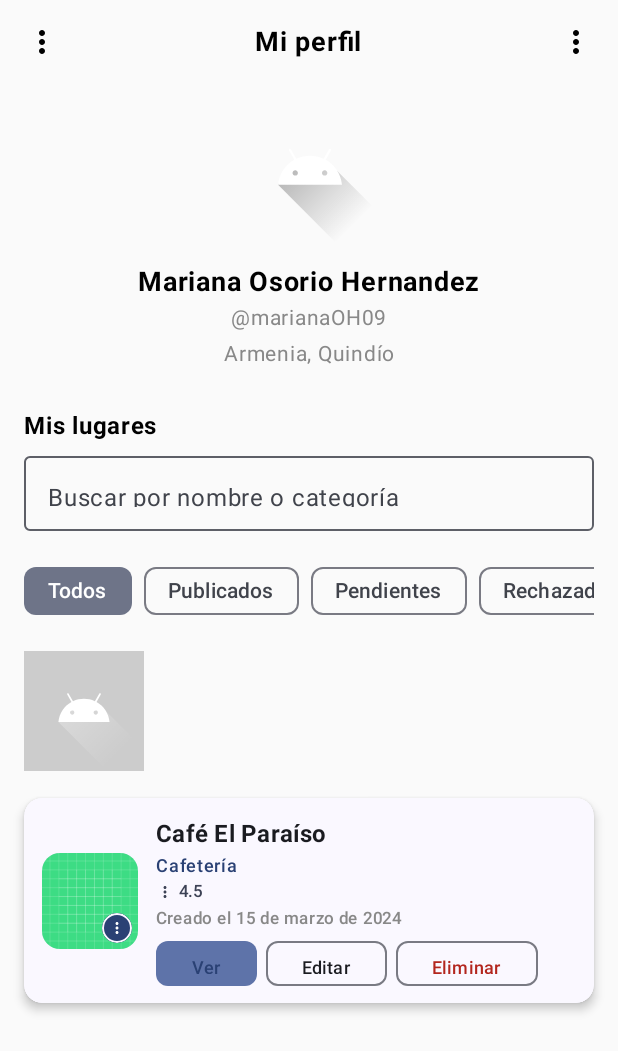
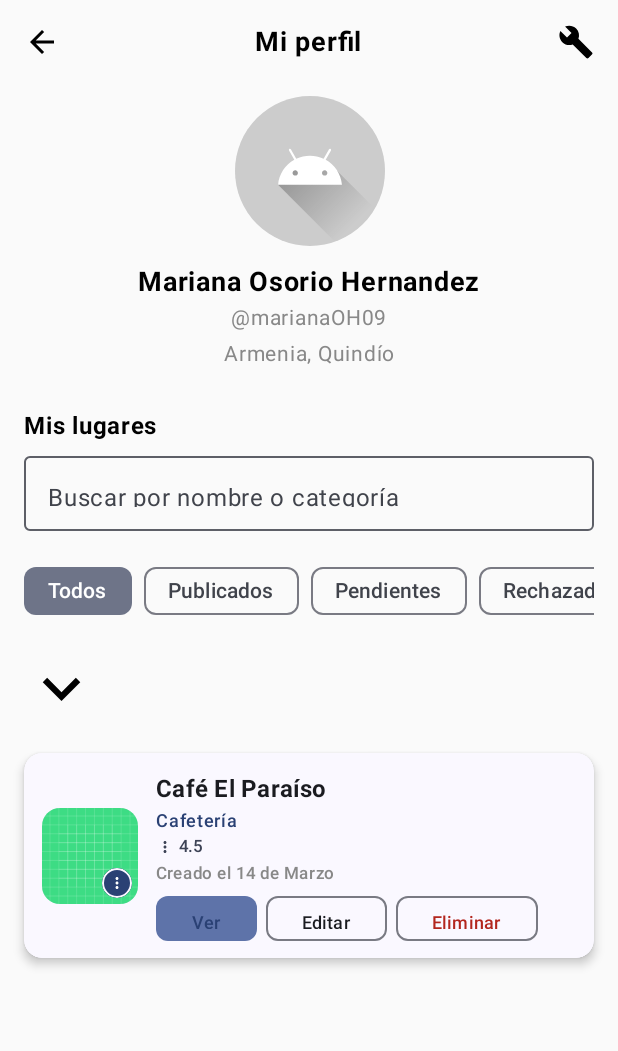
Before and after one commit to dvdm12/unilocal, an Android app built with Jetpack Compose: the HomeUser screen opened through its navigation route, on a phone screen of 412 x 824 dp. Shown: the top 1051 px of the screen. Run offline under Robolectric (Android 15) with nearby library versions, the phone set to English and light mode, and no system bars.

```diff
--- a/app/src/main/java/com/example/unilocal/ui/screens/user/HomeUser.kt
+++ b/app/src/main/java/com/example/unilocal/ui/screens/user/HomeUser.kt
@@ -10,7 +10,9 @@ import androidx.compose.foundation.rememberScrollState
 import androidx.compose.foundation.shape.CircleShape
 import androidx.compose.foundation.verticalScroll
 import androidx.compose.material.icons.Icons
-import androidx.compose.material.icons.filled.MoreVert
+import androidx.compose.material.icons.filled.ArrowBack
+import androidx.compose.material.icons.filled.Build
+import androidx.compose.material.icons.filled.KeyboardArrowDown
 import androidx.compose.material3.*
 import androidx.compose.runtime.*
 import androidx.compose.ui.Alignment
@@ -50,9 +52,9 @@ fun HomeUser() {
             horizontalArrangement = Arrangement.SpaceBetween,
             verticalAlignment = Alignment.CenterVertically
         ) {
-            Icon(imageVector = Icons.Default.MoreVert, contentDescription = stringResource(R.string.back_content_desc))
+            Icon(imageVector = Icons.Default.ArrowBack, contentDescription = stringResource(R.string.back_content_desc))
             Text(text = stringResource(R.string.profile_title), fontWeight = FontWeight.Bold, fontSize = 18.sp)
-            Icon(imageVector = Icons.Default.MoreVert, contentDescription = stringResource(R.string.settings_content_desc))
+            Icon(imageVector = Icons.Default.Build, contentDescription = stringResource(R.string.settings_content_desc))
         }
 
         Spacer(modifier = Modifier.height(24.dp))
@@ -67,6 +69,7 @@ fun HomeUser() {
                     modifier = Modifier
                         .size(100.dp)
                         .clip(CircleShape)
+                        .background(Color.LightGray)
                 )
                 Spacer(modifier = Modifier.height(12.dp))
                 Text(stringResource(R.string.user_full_name), fontWeight = FontWeight.Bold, fontSize = 18.sp)
@@ -113,10 +116,10 @@ fun HomeUser() {
             horizontalArrangement = Arrangement.Absolute.Left
         ) {
             Icon(
-                painter = painterResource(id = R.drawable.ic_launcher_foreground), // Cambiar por ícono de filtro
+                imageVector = Icons.Default.KeyboardArrowDown, // Cambiar por ícono de filtro
                 contentDescription = stringResource(R.string.sort_content_desc),
-                modifier = Modifier.size(80.dp).then(Modifier.background(Color.LightGray)),
-                tint= Color.White
+                modifier = Modifier.size(50.dp),
+                tint= Color.Black
             )
         }
 
@@ -124,7 +127,7 @@ fun HomeUser() {
 
         // Lugar listado
         PlaceCard(
-            date = "15 de marzo de 2024",
+            date = stringResource(R.string.play_card_message),
             name = stringResource(R.string.place_name),
             category = stringResource(R.string.place_category),
             rating = 4.5f,
--- /dev/null
+++ b/app/src/main/java/com/example/unilocal/ui/screens/user/nav/RouteTab.kt
@@ -0,0 +1,5 @@
+package com.example.unilocal.ui.screens.user.nav
+
+object RouteTab {
+
+}
--- a/app/src/main/res/values/strings.xml
+++ b/app/src/main/res/values/strings.xml
@@ -58,7 +58,7 @@
     <string name="filter_pending">Pendientes</string>
     <string name="filter_rejected">Rechazados</string>
     <string name="sort_content_desc">Sort</string>
-    <string name="created_on">Creado el %1$s</string>
+    <string name="created_on">Creado el 14 de Marzo</string>
     <string name="place_name">Café El Paraíso</string>
     <string name="place_category">Cafetería</string>
     <string name="view">Ver</string>
@@ -67,4 +67,15 @@
     <string name="user_avatar_desc">User Avatar</string>
     <string name="back_content_desc">Back</string>
     <string name="settings_content_desc">Settings</string>
+
+    <!-- Play Card Messages -->
+    <string name="play_card_message">Settings</string>
+
+    <!-- Resources -->
+    <string name="nav_my_places">Mis lugares</string>
+    <string name="nav_add_place">Agregar lugar</string>
+    <string name="nav_search">Buscar</string>
+    <string name="nav_profile">Mi perfil</string>
+
+
 </resources>
```
Also changed, not shown: app/src/main/java/com/example/unilocal/ui/components/users/NavBarUser.kt (added, +50 -0 lines), app/src/main/java/com/example/unilocal/ui/screens/user/tabs/EnumNavBar.kt (added, +17 -0 lines).
